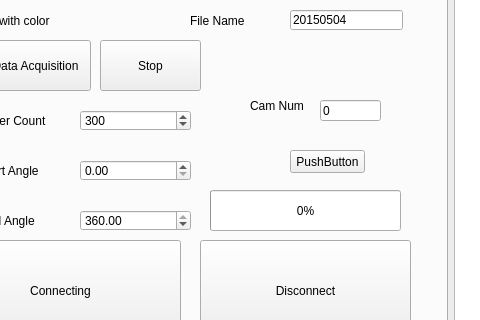
Qt form eic_test.ui (bill-lee/EIC_Final) before a commit; both pictures show x 117 to 597 and y 265 to 585 of the 1136 by 780 pixel window.
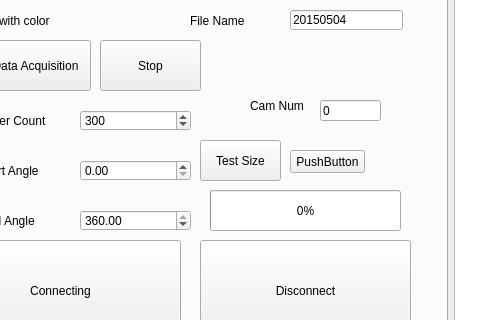
The same form after that commit. The open tabs and pages were chosen to show the change.

```diff
--- a/eic_test.ui
+++ b/eic_test.ui
@@ -1720,6 +1720,19 @@
             <string>Test</string>
            </property>
           </widget>
+          <widget class="QPushButton" name="pushButton_robot_test">
+           <property name="geometry">
+            <rect>
+             <x>290</x>
+             <y>320</y>
+             <width>81</width>
+             <height>41</height>
+            </rect>
+           </property>
+           <property name="text">
+            <string>Test Size</string>
+           </property>
+          </widget>
          </widget>
          <widget class="QWidget" name="tab_6">
           <attribute name="title">
```
Left out of the diff: 2 changed lines with no effect on the pictures.
